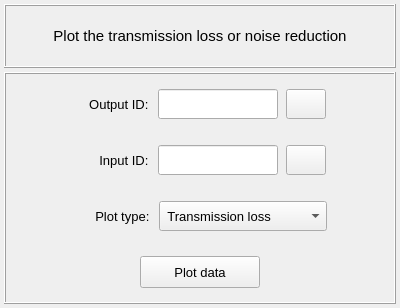
First picture: the form in vibra/interface/data/ui_files/plots/acoustic/transmission_loss_inputs.ui, repository MOPT-UFSC/VIBRA, before the edit.
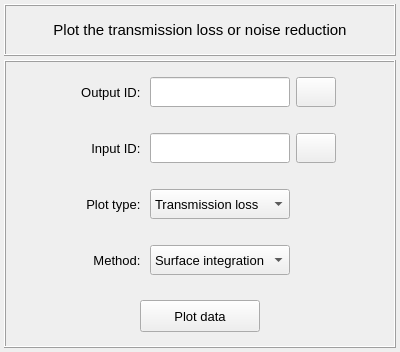
Second picture: the form after the edit. Icons and pictures are not drawn.

Commit message: A thorough review of the transmission loss calculation

The edit to the form file:
```diff
--- a/vibra/interface/data/ui_files/plots/acoustic/transmission_loss_inputs.ui
+++ b/vibra/interface/data/ui_files/plots/acoustic/transmission_loss_inputs.ui
@@ -7,7 +7,7 @@
     <x>0</x>
     <y>0</y>
     <width>400</width>
-    <height>308</height>
+    <height>352</height>
    </rect>
   </property>
   <property name="windowTitle">
@@ -114,6 +114,259 @@
       <property name="spacing">
        <number>4</number>
       </property>
+      <item row="0" column="0">
+       <widget class="QFrame" name="frame_4">
+        <property name="minimumSize">
+         <size>
+          <width>0</width>
+          <height>52</height>
+         </size>
+        </property>
+        <property name="maximumSize">
+         <size>
+          <width>16777215</width>
+          <height>52</height>
+         </size>
+        </property>
+        <property name="frameShape">
+         <enum>QFrame::NoFrame</enum>
+        </property>
+        <property name="frameShadow">
+         <enum>QFrame::Raised</enum>
+        </property>
+        <layout class="QGridLayout" name="gridLayout">
+         <property name="leftMargin">
+          <number>2</number>
+         </property>
+         <property name="topMargin">
+          <number>2</number>
+         </property>
+         <property name="rightMargin">
+          <number>2</number>
+         </property>
+         <property name="bottomMargin">
+          <number>2</number>
+         </property>
+         <property name="horizontalSpacing">
+          <number>6</number>
+         </property>
+         <property name="verticalSpacing">
+          <number>2</number>
+         </property>
+         <item row="0" column="0">
+          <spacer name="horizontalSpacer_3">
+           <property name="orientation">
+            <enum>Qt::Horizontal</enum>
+           </property>
+           <property name="sizeHint" stdset="0">
+            <size>
+             <width>40</width>
+             <height>20</height>
+            </size>
+           </property>
+          </spacer>
+         </item>
+         <item row="0" column="1">
+          <widget class="QLabel" name="label_10">
+           <property name="minimumSize">
+            <size>
+             <width>80</width>
+             <height>30</height>
+            </size>
+           </property>
+           <property name="maximumSize">
+            <size>
+             <width>80</width>
+             <height>30</height>
+            </size>
+           </property>
+           <property name="font">
+            <font>
+             <family>MS Shell Dlg 2</family>
+             <pointsize>10</pointsize>
+             <weight>50</weight>
+             <italic>false</italic>
+             <bold>false</bold>
+            </font>
+           </property>
+           <property name="text">
+            <string>Output ID: </string>
+           </property>
+           <property name="alignment">
+            <set>Qt::AlignRight|Qt::AlignTrailing|Qt::AlignVCenter</set>
+           </property>
+          </widget>
+         </item>
+         <item row="0" column="4">
+          <spacer name="horizontalSpacer_4">
+           <property name="orientation">
+            <enum>Qt::Horizontal</enum>
+           </property>
+           <property name="sizeHint" stdset="0">
+            <size>
+             <width>40</width>
+             <height>20</height>
+            </size>
+           </property>
+          </spacer>
+         </item>
+         <item row="0" column="2">
+          <widget class="QLineEdit" name="lineEdit_output_surface_id">
+           <property name="minimumSize">
+            <size>
+             <width>140</width>
+             <height>30</height>
+            </size>
+           </property>
+           <property name="maximumSize">
+            <size>
+             <width>140</width>
+             <height>30</height>
+            </size>
+           </property>
+           <property name="font">
+            <font>
+             <family>Arial</family>
+             <pointsize>10</pointsize>
+             <weight>50</weight>
+             <italic>false</italic>
+             <bold>false</bold>
+            </font>
+           </property>
+           <property name="styleSheet">
+            <string notr="true"/>
+           </property>
+           <property name="text">
+            <string/>
+           </property>
+           <property name="alignment">
+            <set>Qt::AlignCenter</set>
+           </property>
+          </widget>
+         </item>
+         <item row="0" column="3">
+          <widget class="QPushButton" name="pushButton_export_data">
+           <property name="minimumSize">
+            <size>
+             <width>40</width>
+             <height>30</height>
+            </size>
+           </property>
+           <property name="maximumSize">
+            <size>
+             <width>40</width>
+             <height>30</height>
+            </size>
+           </property>
+           <property name="font">
+            <font>
+             <family>MS Shell Dlg 2</family>
+             <pointsize>11</pointsize>
+             <weight>75</weight>
+             <italic>false</italic>
+             <bold>true</bold>
+            </font>
+           </property>
+           <property name="toolTip">
+            <string>&lt;html&gt;&lt;head/&gt;&lt;body&gt;&lt;p&gt;&lt;span style=&quot; font-size:10pt; font-weight:400;&quot;&gt;Press to export the current transmission loss or noise reduction&lt;/span&gt;&lt;/p&gt;&lt;/body&gt;&lt;/html&gt;</string>
+           </property>
+           <property name="styleSheet">
+            <string notr="true"/>
+           </property>
+           <property name="text">
+            <string/>
+           </property>
+           <property name="icon">
+            <iconset resource="../../../icons/resources.qrc">
+             <normaloff>:/icons/save_as.png</normaloff>:/icons/save_as.png</iconset>
+           </property>
+           <property name="iconSize">
+            <size>
+             <width>20</width>
+             <height>20</height>
+            </size>
+           </property>
+           <property name="flat">
+            <bool>false</bool>
+           </property>
+          </widget>
+         </item>
+        </layout>
+       </widget>
+      </item>
+      <item row="5" column="0">
+       <widget class="QFrame" name="frame_3">
+        <property name="minimumSize">
+         <size>
+          <width>0</width>
+          <height>52</height>
+         </size>
+        </property>
+        <property name="maximumSize">
+         <size>
+          <width>16777215</width>
+          <height>52</height>
+         </size>
+        </property>
+        <property name="frameShape">
+         <enum>QFrame::NoFrame</enum>
+        </property>
+        <property name="frameShadow">
+         <enum>QFrame::Raised</enum>
+        </property>
+        <layout class="QGridLayout" name="gridLayout_47">
+         <property name="leftMargin">
+          <number>2</number>
+         </property>
+         <property name="topMargin">
+          <number>2</number>
+         </property>
+         <property name="rightMargin">
+          <number>2</number>
+         </property>
+         <property name="bottomMargin">
+          <number>2</number>
+         </property>
+         <property name="spacing">
+          <number>2</number>
+         </property>
+         <item row="0" column="0">
+          <widget class="QPushButton" name="pushButton_plot_data">
+           <property name="minimumSize">
+            <size>
+             <width>120</width>
+             <height>32</height>
+            </size>
+           </property>
+           <property name="maximumSize">
+            <size>
+             <width>120</width>
+             <height>32</height>
+            </size>
+           </property>
+           <property name="font">
+            <font>
+             <family>MS Shell Dlg 2</family>
+             <pointsize>10</pointsize>
+             <weight>50</weight>
+             <italic>false</italic>
+             <bold>false</bold>
+            </font>
+           </property>
+           <property name="styleSheet">
+            <string notr="true"/>
+           </property>
+           <property name="text">
+            <string>Plot data</string>
+           </property>
+           <property name="flat">
+            <bool>false</bool>
+           </property>
+          </widget>
+         </item>
+        </layout>
+       </widget>
+      </item>
       <item row="3" column="0">
        <widget class="QFrame" name="frame_5">
         <property name="minimumSize">
@@ -153,17 +406,30 @@
          <property name="verticalSpacing">
           <number>2</number>
          </property>
+         <item row="1" column="4">
+          <spacer name="horizontalSpacer_5">
+           <property name="orientation">
+            <enum>Qt::Horizontal</enum>
+           </property>
+           <property name="sizeHint" stdset="0">
+            <size>
+             <width>40</width>
+             <height>20</height>
+            </size>
+           </property>
+          </spacer>
+         </item>
          <item row="1" column="2">
           <widget class="QComboBox" name="comboBox_processing_selector">
            <property name="minimumSize">
             <size>
-             <width>168</width>
+             <width>140</width>
              <height>30</height>
             </size>
            </property>
            <property name="maximumSize">
             <size>
-             <width>168</width>
+             <width>140</width>
              <height>30</height>
             </size>
            </property>
@@ -183,7 +449,7 @@
            </property>
            <item>
             <property name="text">
-             <string> Transmission loss</string>
+             <string>Transmission loss</string>
             </property>
            </item>
            <item>
@@ -193,19 +459,6 @@
            </item>
           </widget>
          </item>
-         <item row="1" column="3">
-          <spacer name="horizontalSpacer_5">
-           <property name="orientation">
-            <enum>Qt::Horizontal</enum>
-           </property>
-           <property name="sizeHint" stdset="0">
-            <size>
-             <width>40</width>
-             <height>20</height>
-            </size>
-           </property>
-          </spacer>
-         </item>
          <item row="1" column="1">
           <widget class="QLabel" name="label_2">
            <property name="minimumSize">
@@ -246,76 +499,25 @@
            </property>
           </spacer>
          </item>
-        </layout>
-       </widget>
-      </item>
-      <item row="4" column="0">
-       <widget class="QFrame" name="frame_3">
-        <property name="minimumSize">
-         <size>
-          <width>0</width>
-          <height>52</height>
-         </size>
-        </property>
-        <property name="maximumSize">
-         <size>
-          <width>16777215</width>
-          <height>52</height>
-         </size>
-        </property>
-        <property name="frameShape">
-         <enum>QFrame::NoFrame</enum>
-        </property>
-        <property name="frameShadow">
-         <enum>QFrame::Raised</enum>
-        </property>
-        <layout class="QGridLayout" name="gridLayout_47">
-         <property name="leftMargin">
-          <number>2</number>
-         </property>
-         <property name="topMargin">
-          <number>2</number>
-         </property>
-         <property name="rightMargin">
-          <number>2</number>
-         </property>
-         <property name="bottomMargin">
-          <number>2</number>
-         </property>
-         <property name="spacing">
-          <number>2</number>
-         </property>
-         <item row="0" column="0">
-          <widget class="QPushButton" name="pushButton_plot_data">
+         <item row="1" column="3">
+          <widget class="QFrame" name="frame_7">
            <property name="minimumSize">
             <size>
-             <width>120</width>
-             <height>32</height>
+             <width>40</width>
+             <height>30</height>
             </size>
            </property>
            <property name="maximumSize">
             <size>
-             <width>120</width>
-             <height>32</height>
+             <width>40</width>
+             <height>30</height>
             </size>
            </property>
-           <property name="font">
-            <font>
-             <family>MS Shell Dlg 2</family>
-             <pointsize>10</pointsize>
-             <weight>50</weight>
-             <italic>false</italic>
-             <bold>false</bold>
-            </font>
+           <property name="frameShape">
+            <enum>QFrame::NoFrame</enum>
            </property>
-           <property name="styleSheet">
-            <string notr="true"/>
-           </property>
-           <property name="text">
-            <string>Plot data</string>
-           </property>
-           <property name="flat">
-            <bool>false</bool>
+           <property name="frameShadow">
+            <enum>QFrame::Raised</enum>
            </property>
           </widget>
          </item>
@@ -361,78 +563,38 @@
          <property name="verticalSpacing">
           <number>2</number>
          </property>
-         <item row="0" column="3">
-          <widget class="QFrame" name="frame_24">
-           <property name="frameShape">
-            <enum>QFrame::NoFrame</enum>
+         <item row="0" column="2">
+          <widget class="QLineEdit" name="lineEdit_input_surface_id">
+           <property name="minimumSize">
+            <size>
+             <width>140</width>
+             <height>30</height>
+            </size>
            </property>
-           <property name="frameShadow">
-            <enum>QFrame::Raised</enum>
+           <property name="maximumSize">
+            <size>
+             <width>140</width>
+             <height>30</height>
+            </size>
            </property>
-           <layout class="QGridLayout" name="gridLayout_16">
-            <property name="leftMargin">
-             <number>2</number>
-            </property>
-            <property name="topMargin">
-             <number>2</number>
-            </property>
-            <property name="rightMargin">
-             <number>2</number>
-            </property>
-            <property name="bottomMargin">
-             <number>2</number>
-            </property>
-            <property name="spacing">
-             <number>2</number>
-            </property>
-            <item row="0" column="0">
-             <widget class="QPushButton" name="pushButton_flip_selection">
-              <property name="minimumSize">
-               <size>
-                <width>40</width>
-                <height>30</height>
-               </size>
-              </property>
-              <property name="maximumSize">
-               <size>
-                <width>40</width>
-                <height>30</height>
-               </size>
-              </property>
-              <property name="font">
-               <font>
-                <family>MS Shell Dlg 2</family>
-                <pointsize>11</pointsize>
-                <weight>75</weight>
-                <italic>false</italic>
-                <bold>true</bold>
-               </font>
-              </property>
-              <property name="toolTip">
-               <string>&lt;html&gt;&lt;head/&gt;&lt;body&gt;&lt;p&gt;&lt;span style=&quot; font-size:10pt; font-weight:400;&quot;&gt;Press to invert the selected IDs&lt;/span&gt;&lt;/p&gt;&lt;/body&gt;&lt;/html&gt;</string>
-              </property>
-              <property name="styleSheet">
-               <string notr="true"/>
-              </property>
-              <property name="text">
-               <string/>
-              </property>
-              <property name="icon">
-               <iconset>
-                <normaloff>:/icons/invert_icon.png</normaloff>:/icons/invert_icon.png</iconset>
-              </property>
-              <property name="iconSize">
-               <size>
-                <width>22</width>
-                <height>22</height>
-               </size>
-              </property>
-              <property name="flat">
-               <bool>false</bool>
-              </property>
-             </widget>
-            </item>
-           </layout>
+           <property name="font">
+            <font>
+             <family>Arial</family>
+             <pointsize>10</pointsize>
+             <weight>50</weight>
+             <italic>false</italic>
+             <bold>false</bold>
+            </font>
+           </property>
+           <property name="styleSheet">
+            <string notr="true"/>
+           </property>
+           <property name="text">
+            <string/>
+           </property>
+           <property name="alignment">
+            <set>Qt::AlignCenter</set>
+           </property>
           </widget>
          </item>
          <item row="0" column="1">
@@ -466,53 +628,6 @@
            </property>
           </widget>
          </item>
-         <item row="0" column="2">
-          <widget class="QLineEdit" name="lineEdit_input_surface_id">
-           <property name="minimumSize">
-            <size>
-             <width>120</width>
-             <height>30</height>
-            </size>
-           </property>
-           <property name="maximumSize">
-            <size>
-             <width>120</width>
-             <height>30</height>
-            </size>
-           </property>
-           <property name="font">
-            <font>
-             <family>Arial</family>
-             <pointsize>10</pointsize>
-             <weight>50</weight>
-             <italic>false</italic>
-             <bold>false</bold>
-            </font>
-           </property>
-           <property name="styleSheet">
-            <string notr="true"/>
-           </property>
-           <property name="text">
-            <string/>
-           </property>
-           <property name="alignment">
-            <set>Qt::AlignCenter</set>
-           </property>
-          </widget>
-         </item>
-         <item row="0" column="0">
-          <spacer name="horizontalSpacer_2">
-           <property name="orientation">
-            <enum>Qt::Horizontal</enum>
-           </property>
-           <property name="sizeHint" stdset="0">
-            <size>
-             <width>40</width>
-             <height>20</height>
-            </size>
-           </property>
-          </spacer>
-         </item>
          <item row="0" column="4">
           <spacer name="horizontalSpacer">
            <property name="orientation">
@@ -526,11 +641,71 @@
            </property>
           </spacer>
          </item>
+         <item row="0" column="0">
+          <spacer name="horizontalSpacer_2">
+           <property name="orientation">
+            <enum>Qt::Horizontal</enum>
+           </property>
+           <property name="sizeHint" stdset="0">
+            <size>
+             <width>40</width>
+             <height>20</height>
+            </size>
+           </property>
+          </spacer>
+         </item>
+         <item row="0" column="3">
+          <widget class="QPushButton" name="pushButton_flip_selection">
+           <property name="minimumSize">
+            <size>
+             <width>40</width>
+             <height>30</height>
+            </size>
+           </property>
+           <property name="maximumSize">
+            <size>
+             <width>40</width>
+             <height>30</height>
+            </size>
+           </property>
+           <property name="font">
+            <font>
+             <family>MS Shell Dlg 2</family>
+             <pointsize>11</pointsize>
+             <weight>75</weight>
+             <italic>false</italic>
+             <bold>true</bold>
+            </font>
+           </property>
+           <property name="toolTip">
+            <string>&lt;html&gt;&lt;head/&gt;&lt;body&gt;&lt;p&gt;&lt;span style=&quot; font-size:10pt; font-weight:400;&quot;&gt;Press to invert the selected IDs&lt;/span&gt;&lt;/p&gt;&lt;/body&gt;&lt;/html&gt;</string>
+           </property>
+           <property name="styleSheet">
+            <string notr="true"/>
+           </property>
+           <property name="text">
+            <string/>
+           </property>
+           <property name="icon">
+            <iconset resource="../../../icons/resources.qrc">
+             <normaloff>:/icons/invert_icon.png</normaloff>:/icons/invert_icon.png</iconset>
+           </property>
+           <property name="iconSize">
+            <size>
+             <width>22</width>
+             <height>22</height>
+            </size>
+           </property>
+           <property name="flat">
+            <bool>false</bool>
+           </property>
+          </widget>
+         </item>
         </layout>
        </widget>
       </item>
-      <item row="0" column="0">
-       <widget class="QFrame" name="frame_4">
+      <item row="4" column="0">
+       <widget class="QFrame" name="frame_6">
         <property name="minimumSize">
          <size>
           <width>0</width>
@@ -549,7 +724,7 @@
         <property name="frameShadow">
          <enum>QFrame::Raised</enum>
         </property>
-        <layout class="QGridLayout" name="gridLayout">
+        <layout class="QGridLayout" name="gridLayout_9">
          <property name="leftMargin">
           <number>2</number>
          </property>
@@ -568,43 +743,17 @@
          <property name="verticalSpacing">
           <number>2</number>
          </property>
-         <item row="0" column="0">
-          <spacer name="horizontalSpacer_3">
-           <property name="orientation">
-            <enum>Qt::Horizontal</enum>
-           </property>
-           <property name="sizeHint" stdset="0">
-            <size>
-             <width>40</width>
-             <height>20</height>
-            </size>
-           </property>
-          </spacer>
-         </item>
-         <item row="0" column="4">
-          <spacer name="horizontalSpacer_4">
-           <property name="orientation">
-            <enum>Qt::Horizontal</enum>
-           </property>
-           <property name="sizeHint" stdset="0">
-            <size>
-             <width>40</width>
-             <height>20</height>
-            </size>
-           </property>
-          </spacer>
-         </item>
-         <item row="0" column="2">
-          <widget class="QLineEdit" name="lineEdit_output_surface_id">
+         <item row="1" column="2">
+          <widget class="QComboBox" name="comboBox_integration_method">
            <property name="minimumSize">
             <size>
-             <width>120</width>
+             <width>140</width>
              <height>30</height>
             </size>
            </property>
            <property name="maximumSize">
             <size>
-             <width>120</width>
+             <width>140</width>
              <height>30</height>
             </size>
            </property>
@@ -620,16 +769,49 @@
            <property name="styleSheet">
             <string notr="true"/>
            </property>
-           <property name="text">
-            <string/>
+           <property name="currentIndex">
+            <number>1</number>
            </property>
-           <property name="alignment">
-            <set>Qt::AlignCenter</set>
-           </property>
+           <item>
+            <property name="text">
+             <string>Nodal areas</string>
+            </property>
+           </item>
+           <item>
+            <property name="text">
+             <string>Surface integration</string>
+            </property>
+           </item>
           </widget>
          </item>
-         <item row="0" column="1">
-          <widget class="QLabel" name="label_10">
+         <item row="1" column="4">
+          <spacer name="horizontalSpacer_11">
+           <property name="orientation">
+            <enum>Qt::Horizontal</enum>
+           </property>
+           <property name="sizeHint" stdset="0">
+            <size>
+             <width>40</width>
+             <height>20</height>
+            </size>
+           </property>
+          </spacer>
+         </item>
+         <item row="1" column="0">
+          <spacer name="horizontalSpacer_12">
+           <property name="orientation">
+            <enum>Qt::Horizontal</enum>
+           </property>
+           <property name="sizeHint" stdset="0">
+            <size>
+             <width>40</width>
+             <height>20</height>
+            </size>
+           </property>
+          </spacer>
+         </item>
+         <item row="1" column="1">
+          <widget class="QLabel" name="label_integration_method">
            <property name="minimumSize">
             <size>
              <width>80</width>
@@ -652,85 +834,33 @@
             </font>
            </property>
            <property name="text">
-            <string>Output ID: </string>
+            <string>Method: </string>
            </property>
            <property name="alignment">
             <set>Qt::AlignRight|Qt::AlignTrailing|Qt::AlignVCenter</set>
            </property>
           </widget>
          </item>
-         <item row="0" column="3">
-          <widget class="QFrame" name="frame_18">
+         <item row="1" column="3">
+          <widget class="QFrame" name="frame_9">
+           <property name="minimumSize">
+            <size>
+             <width>40</width>
+             <height>30</height>
+            </size>
+           </property>
+           <property name="maximumSize">
+            <size>
+             <width>40</width>
+             <height>30</height>
+            </size>
+           </property>
            <property name="frameShape">
             <enum>QFrame::NoFrame</enum>
            </property>
            <property name="frameShadow">
             <enum>QFrame::Raised</enum>
            </property>
-           <layout class="QGridLayout" name="gridLayout_5">
-            <property name="leftMargin">
-             <number>2</number>
-            </property>
-            <property name="topMargin">
-             <number>2</number>
-            </property>
-            <property name="rightMargin">
-             <number>2</number>
-            </property>
-            <property name="bottomMargin">
-             <number>2</number>
-            </property>
-            <property name="spacing">
-             <number>2</number>
-            </property>
-            <item row="0" column="0">
-             <widget class="QPushButton" name="pushButton_export_data">
-              <property name="minimumSize">
-               <size>
-                <width>40</width>
-                <height>30</height>
-               </size>
-              </property>
-              <property name="maximumSize">
-               <size>
-                <width>40</width>
-                <height>30</height>
-               </size>
-              </property>
-              <property name="font">
-               <font>
-                <family>MS Shell Dlg 2</family>
-                <pointsize>11</pointsize>
-                <weight>75</weight>
-                <italic>false</italic>
-                <bold>true</bold>
-               </font>
-              </property>
-              <property name="toolTip">
-               <string>&lt;html&gt;&lt;head/&gt;&lt;body&gt;&lt;p&gt;&lt;span style=&quot; font-size:10pt; font-weight:400;&quot;&gt;Press to export the current transmission loss or noise reduction&lt;/span&gt;&lt;/p&gt;&lt;/body&gt;&lt;/html&gt;</string>
-              </property>
-              <property name="styleSheet">
-               <string notr="true"/>
-              </property>
-              <property name="text">
-               <string/>
-              </property>
-              <property name="icon">
-               <iconset>
-                <normaloff>:/icons/save_as.png</normaloff>:/icons/save_as.png</iconset>
-              </property>
-              <property name="iconSize">
-               <size>
-                <width>20</width>
-                <height>20</height>
-               </size>
-              </property>
-              <property name="flat">
-               <bool>false</bool>
-              </property>
-             </widget>
-            </item>
-           </layout>
           </widget>
          </item>
         </layout>
```
Left out of the diff: 13 changed lines with no effect on the pictures. The commit also changes 12 other files.
